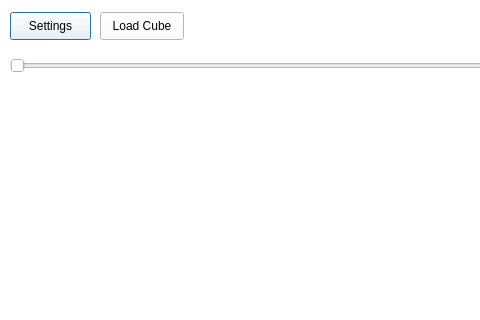
Qt form formhypercubeanalysis.ui (JairoSalazarV/QtHypCam) before a commit; both pictures show x 0 to 480 and y 0 to 320 of the 829 by 614 pixel window.
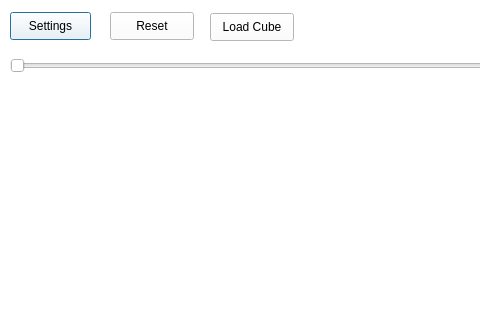
The same form after that commit.

```diff
--- a/formhypercubeanalysis.ui
+++ b/formhypercubeanalysis.ui
@@ -45,8 +45,8 @@
   <widget class="QPushButton" name="pbLoadCube">
    <property name="geometry">
     <rect>
-     <x>100</x>
-     <y>12</y>
+     <x>210</x>
+     <y>13</y>
      <width>84</width>
      <height>28</height>
     </rect>
@@ -94,6 +94,19 @@
     <string/>
    </property>
   </widget>
+  <widget class="QPushButton" name="pbReset">
+   <property name="geometry">
+    <rect>
+     <x>110</x>
+     <y>12</y>
+     <width>84</width>
+     <height>28</height>
+    </rect>
+   </property>
+   <property name="text">
+    <string>Reset</string>
+   </property>
+  </widget>
  </widget>
  <resources/>
  <connections/>
```
